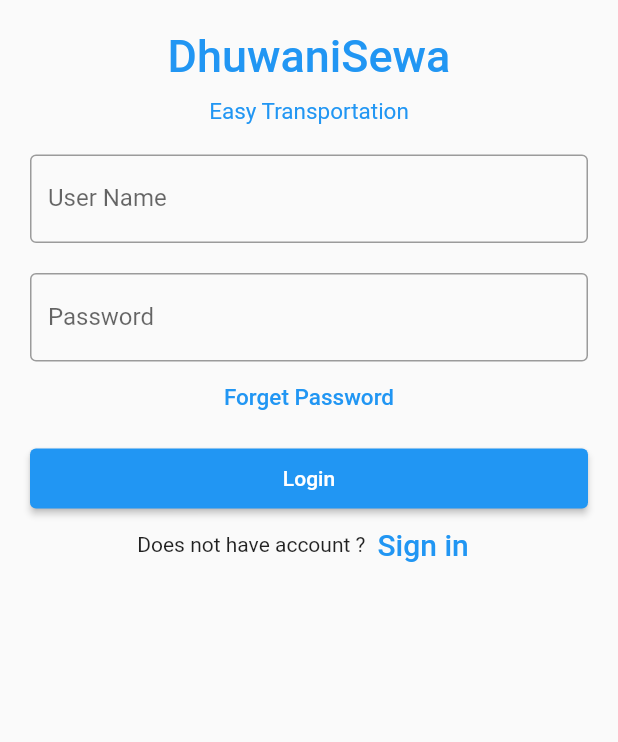
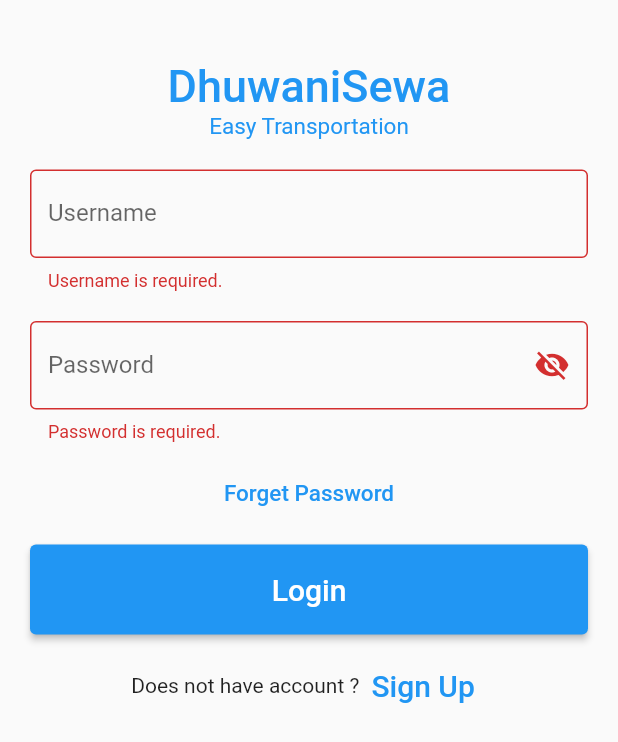
Before and after one commit to BinayKushwaha/Mobile_App_DhuwaniSewa, a Flutter app: the screen it shows after launch, after a tap on "Login", on a phone screen of 412 x 824 dp. Shown: the top 742 px of the screen. Run offline on Flutter 3.47's test engine with Material 2 defaults, Android fonts, the phone set to English and light mode, and no system bars.

```diff
--- /dev/null
+++ b/mobile_app_dhuwanisewa/lib/Account/Header.dart
@@ -0,0 +1,25 @@
+import 'package:flutter/material.dart';
+
+Widget appHeading() {
+  return Column(
+    children: [
+      Container(
+        padding: EdgeInsets.fromLTRB(10,10,10,0),
+        alignment: Alignment.center,
+        child: Text(
+          'DhuwaniSewa',
+          style: TextStyle(
+              color: Colors.blue, fontWeight: FontWeight.w500, fontSize: 30),
+        ),
+      ),
+      Container(
+        padding: EdgeInsets.fromLTRB(10,0,10,10),
+        alignment: Alignment.center,
+        child: Text(
+          'Easy Transportation',
+          style: TextStyle(color: Colors.blue, fontSize: 15),
+        ),
+      )
+    ],
+  );
+}
--- a/mobile_app_dhuwanisewa/lib/Account/Login.dart
+++ b/mobile_app_dhuwanisewa/lib/Account/Login.dart
@@ -1,125 +1,60 @@
 import 'package:flutter/cupertino.dart';
 import 'package:flutter/material.dart';
-import 'package:mobile_app_dhuwanisewa/Enum/AccountFormType.dart';
+import 'package:mobile_app_dhuwanisewa/Account/Header.dart';
+import 'package:mobile_app_dhuwanisewa/Account/ServiceProviderRegistration.dart';
+import 'package:mobile_app_dhuwanisewa/Account/ServiceSeekerRegistration.dart';
+import 'package:mobile_app_dhuwanisewa/CustomValidator/CustomValidator.dart';
 
 class LoginPage extends StatefulWidget {
-  const LoginPage({Key? key}) : super(key: key);
-
   @override
-  _LoginPageState createState() => _LoginPageState();
+  LoginPageState createState() {
+    return LoginPageState();
+  }
 }
 
-class _LoginPageState extends State<LoginPage> {
-  TextEditingController userNameController = TextEditingController();
-  TextEditingController passwordController = TextEditingController();
-  AccountFormType _formType = AccountFormType.Login;
-
-  void _accountFormChange() async {
-    setState(() {
-      if (_formType == AccountFormType.Login)
-        _formType = AccountFormType.Register;
-      else
-        _formType = AccountFormType.Login;
-    });
-  }
+class LoginPageState extends State<LoginPage> {
 
   @override
   Widget build(BuildContext context) {
     return Scaffold(
-      body: Container(
-        padding: EdgeInsets.all(10),
-        child: ListView(
-          children: <Widget>[
-                Container(
-                  alignment: Alignment.center,
-                  padding: EdgeInsets.all(10),
-                  child: Text(
-                    'DhuwaniSewa',
-                    style: TextStyle(
-                        color: Colors.blue,
-                        fontWeight: FontWeight.w500,
-                        fontSize: 30),
-                  ),
-                ),
-                Container(
-                  alignment: Alignment.center,
-                  padding: EdgeInsets.fromLTRB(10, 0, 10, 10),
-                  child: Text(
-                    'Easy Transportation',
-                    style: TextStyle(color: Colors.blue, fontSize: 15),
-                  ),
-                ),
-              ] +
-              _formBuilder(),
-        ),
-      ),
-    );
-  }
-
-  List<Widget> _formBuilder() {
-    if (_formType == AccountFormType.Login) {
-      return <Widget>[
-        Container(
-          padding: EdgeInsets.all(10),
-          child: TextField(
-            controller: userNameController,
-            decoration: InputDecoration(
-                border: OutlineInputBorder(),
-                labelText: 'User Name',
-                hintText: 'Email or Mobile number'),
-          ),
-        ),
-        Container(
-          padding: EdgeInsets.fromLTRB(10, 10, 10, 0),
-          child: TextField(
-            obscureText: true,
-            controller: passwordController,
-            decoration: InputDecoration(
-              border: OutlineInputBorder(),
-              labelText: 'Password',
-            ),
-          ),
-        ),
-        TextButton(
-          onPressed: () {
-            //Forget password code here
-          },
-          child: Text('Forget Password',
-              style: TextStyle(fontWeight: FontWeight.w500, fontSize: 15)),
-        ),
-        Container(
-          height: 50,
-          padding: EdgeInsets.fromLTRB(10, 10, 10, 0),
-          child: ElevatedButton(
-            style: ButtonStyle(
-                backgroundColor: MaterialStateProperty.all(Colors.blue)),
-            child: Text('Login'),
-            onPressed: () {
-              print(userNameController.text);
-              print(passwordController.text);
-            },
-          ),
-        ),
+      body: ListView(
+        padding: EdgeInsets.fromLTRB(10,30,10,0),
+        children: [
+          appHeading(),
+          LoginForm(),
           Container(
             child: Row(
               children: [
                 Text('Does not have account ?'),
                 TextButton(
-                  onPressed: _accountFormChange,
+                    onPressed: () {
+                      Navigator.pushNamed(context, '/Registration');
+                    },
                     child: Text(
-                    'Sign in',
+                      'Sign Up',
                       style: TextStyle(fontSize: 20),
                     ))
               ],
               mainAxisAlignment: MainAxisAlignment.center,
             ),
           )
-      ];
-    } else {
-      return <Widget>[
+        ],
+      ),
+    );
+  }
+}
+
+class UserRegistrationTypePage extends StatelessWidget {
+  @override
+  Widget build(BuildContext context) {
+    return Scaffold(
+      body: Container(
+        child: ListView(
+          children: [
+            appHeading(),
             Container(
               height: 80,
-          padding: EdgeInsets.fromLTRB(10, 10, 10, 0),
+              padding: EdgeInsets.all(10),
               child: ElevatedButton(
                 style: ButtonStyle(
                     backgroundColor: MaterialStateProperty.all(Colors.blue)),
@@ -128,13 +63,16 @@ class _LoginPageState extends State<LoginPage> {
                   style: TextStyle(fontSize: 20, fontWeight: FontWeight.w500),
                 ),
                 onPressed: () {
-              print('Service Provider pressed');
+                  Navigator.push(
+                      context,
+                      MaterialPageRoute(
+                          builder: (context) => ServiceProviderRegistration()));
                 },
               ),
             ),
             Container(
               height: 80,
-          padding: EdgeInsets.fromLTRB(10, 10, 10, 0),
+              padding: EdgeInsets.all(10),
               child: ElevatedButton(
                 style: ButtonStyle(
                     backgroundColor: MaterialStateProperty.all(Colors.blue)),
@@ -143,7 +81,10 @@ class _LoginPageState extends State<LoginPage> {
                   style: TextStyle(fontSize: 20, fontWeight: FontWeight.w500),
                 ),
                 onPressed: () {
-              print('Service Seeker pressed');
+                  Navigator.push(
+                      context,
+                      MaterialPageRoute(
+                          builder: (context) => ServiceSeekerRegistration()));
                 },
               ),
             ),
@@ -152,7 +93,9 @@ class _LoginPageState extends State<LoginPage> {
                 children: [
                   Text('Already have an account ?'),
                   TextButton(
-                  onPressed: _accountFormChange,
+                      onPressed: () {
+                        Navigator.pop(context);
+                      },
                       child: Text(
                         'Login',
                         style: TextStyle(fontSize: 20),
@@ -161,7 +104,105 @@ class _LoginPageState extends State<LoginPage> {
                 mainAxisAlignment: MainAxisAlignment.center,
               ),
             )
-      ];
+          ],
+        ),
+      ),
+    );
   }
 }
+
+class LoginForm extends StatefulWidget {
+  @override
+  LoginFormState createState() {
+    return LoginFormState();
   }
+}
+
+class LoginFormState extends State<LoginForm> {
+  TextEditingController userNameController = TextEditingController();
+  TextEditingController passwordController = TextEditingController();
+  final _formKey = GlobalKey<FormState>();
+  bool _passwordHidden = true;
+
+  @override
+  Widget build(BuildContext context) {
+    return Container(
+        child: Form(
+            key: _formKey,
+            child: Column(
+              crossAxisAlignment: CrossAxisAlignment.stretch,
+              children: <Widget>[
+                Container(
+                  padding: EdgeInsets.all(10),
+                  child: TextFormField(
+                    controller: userNameController,
+                    decoration: InputDecoration(
+                        border: OutlineInputBorder(),
+                        labelText: 'Username',
+                        hintText: 'Email or Mobile number'),
+                    validator: (value) {
+                      if (value == null || value.isEmpty)
+                        return 'Username is required.';
+                      if (!CustomValidator.isEmail(value) &&
+                          !CustomValidator.isMobileNumber(value))
+                        return "Invalid Username format.";
+                      return null;
+                    },
+                  ),
+                ),
+                Container(
+                  padding: EdgeInsets.all(10),
+                  child: TextFormField(
+                    obscureText: _passwordHidden,
+                    controller: passwordController,
+                    decoration: InputDecoration(
+                        border: OutlineInputBorder(),
+                        labelText: 'Password',
+                        suffixIcon: IconButton(
+                          icon: Icon(_passwordHidden
+                              ? Icons.visibility_off
+                              : Icons.visibility),
+                          onPressed: () {
+                            setState(() {
+                              _passwordHidden = !_passwordHidden;
+                            });
+                          },
+                        )),
+                    validator: (value) {
+                      if (value == null || value.isEmpty)
+                        return 'Password is required.';
+                      return null;
+                    },
+                  ),
+                ),
+                TextButton(
+                  onPressed: () {
+                    //Forget password code here
+                  },
+                  child: Text('Forget Password',
+                      style:
+                          TextStyle(fontWeight: FontWeight.w500, fontSize: 15)),
+                ),
+                Container(
+                  height: 80,
+                  padding: EdgeInsets.all(10),
+                  child: ElevatedButton(
+                    style: ButtonStyle(
+                        backgroundColor:
+                            MaterialStateProperty.all(Colors.blue)),
+                    child: Text(
+                      'Login',
+                      style: TextStyle(fontSize: 20),
+                    ),
+                    onPressed: () {
+                      if (_formKey.currentState!.validate()) {
+                        print(userNameController.text);
+                        print(passwordController.text);
+                      }
+                    },
+                  ),
+                ),
+              ],
+            )));
+  }
+}
--- /dev/null
+++ b/mobile_app_dhuwanisewa/lib/Enum/UserType.dart
@@ -0,0 +1,4 @@
+enum UserType{
+  ServiceProvider,
+  ServiceSeeker
+}
--- a/mobile_app_dhuwanisewa/lib/main.dart
+++ b/mobile_app_dhuwanisewa/lib/main.dart
@@ -1,16 +1,35 @@
 import 'package:flutter/material.dart';
 import 'package:mobile_app_dhuwanisewa/Account/Login.dart';
-void main()=>runApp(DhuwaniSewaApp());
 
-class DhuwaniSewaApp extends StatelessWidget{
+void main() => runApp(DhuwaniSewaApp());
+
+class DhuwaniSewaApp extends StatelessWidget {
   @override
-  Widget build(BuildContext context){
+  Widget build(BuildContext context) {
+    return AppHome();
+  }
+}
+class AppHome extends StatefulWidget{
+  @override
+  AppHomeState createState(){
+    return AppHomeState();
+  }
+}
+class AppHomeState extends State<AppHome>{
+  @override
+  Widget build(BuildContext context) {
     return MaterialApp(
-      theme: ThemeData(
-        primaryColor: Colors.blueAccent
-      ),
-        title: 'Simple Login App',
-        home: LoginPage()
+      theme: ThemeData(primaryColor: Colors.blueAccent),
+      title: 'DhuwaniSewa',
+      initialRoute: '/',
+      routes: {
+        '/': (context) {
+          return LoginPage();
+        },
+        '/Registration': (context) {
+          return UserRegistrationTypePage();
+        }
+      },
     );
   }
 }
```
Also changed, not shown: mobile_app_dhuwanisewa/lib/Account/RegistrationForm.dart (added, +136 -0 lines), mobile_app_dhuwanisewa/lib/Account/ServiceProviderRegistration.dart (added, +30 -0 lines), mobile_app_dhuwanisewa/lib/Account/ServiceSeekerRegistration.dart (added, +31 -0 lines), mobile_app_dhuwanisewa/lib/CustomValidator/CustomValidator.dart (added, +18 -0 lines), 1 other file. Lines whose indentation alone changed are shown as unchanged.
